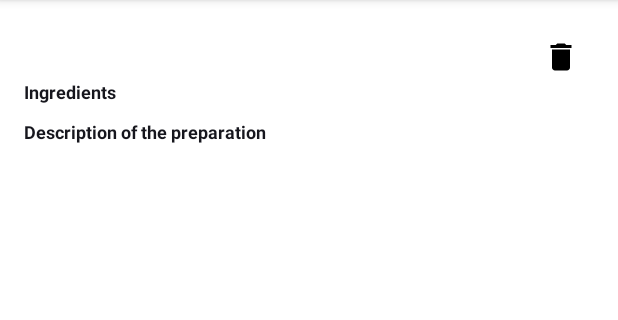
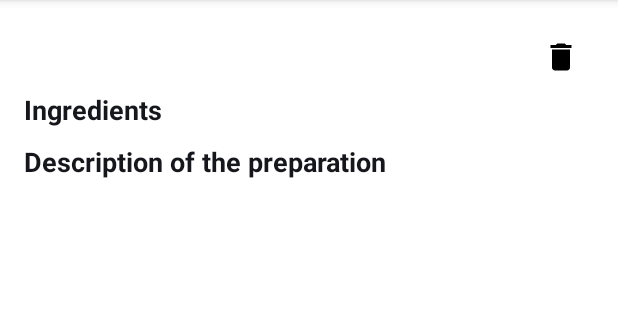
Before and after one commit to bellicaspiritualis/cookbook, an Android app: the fragment DetailsFragment placed in its activity, on a phone screen of 412 x 824 dp, the part 84-404 px from its top. Run offline under Robolectric (Android 15) with nearby library versions, the phone set to English and light mode, and no system bars; our stand-ins replace Room's generated code; 2 statements that could not run were skipped.

Commit message:
nastepne poprawki, bez stylu dla ingredients

```diff
--- a/app/src/main/res/layout/activity_main.xml
+++ b/app/src/main/res/layout/activity_main.xml
@@ -10,4 +10,6 @@
     app:defaultNavHost="true"
     android:padding="@dimen/fragment_margin"
     app:navGraph="@navigation/nav_graph"
+
+
  />
--- a/app/src/main/res/layout/fragment_add.xml
+++ b/app/src/main/res/layout/fragment_add.xml
@@ -41,7 +41,7 @@
             app:layout_constraintEnd_toEndOf="parent"
             app:layout_constraintStart_toStartOf="parent"
             app:layout_constraintTop_toBottomOf="@+id/title_label"
-            android:maxLength="20"
+            android:maxLength="45"
             android:inputType="text"/>
         <TextView
             android:id="@+id/description_label"
@@ -65,7 +65,8 @@
 
         <TextView
             android:id="@+id/ingredient_label"
-            android:text="@string/ingredients"
+            android:hint="@string/ingredients"
+            android:layout_marginLeft="3.5dp"
             android:textStyle="bold"
             android:layout_width="wrap_content"
             android:layout_height="wrap_content"
@@ -78,6 +79,7 @@
             android:layout_width="wrap_content"
             android:layout_height="wrap_content"
             android:text="@string/add_ingredient"
+            android:textStyle="bold"
             app:layout_constraintEnd_toEndOf="parent"
             app:layout_constraintTop_toBottomOf="@+id/title"/>
 
--- a/app/src/main/res/layout/fragment_details.xml
+++ b/app/src/main/res/layout/fragment_details.xml
@@ -14,6 +14,7 @@
             android:layout_width="wrap_content"
             android:layout_height="wrap_content"
             android:textStyle="bold"
+            android:textSize="18sp"
             app:layout_constraintBottom_toTopOf="@+id/ingredients_title"
             app:layout_constraintEnd_toStartOf="@+id/delete"
             app:layout_constraintStart_toStartOf="parent"
@@ -26,7 +27,7 @@
             android:layout_height="wrap_content"
             android:layout_margin="10dp"
             android:background="@drawable/ic_delete"
-            android:contentDescription="delete recipe"
+            android:contentDescription="@string/delete_recipe"
             app:layout_constraintEnd_toEndOf="parent"
             app:layout_constraintTop_toTopOf="parent"/>
 
@@ -35,8 +36,9 @@
             android:layout_width="match_parent"
             android:layout_height="wrap_content"
             android:layout_marginTop="20dp"
-            android:text="Ingredients"
+            android:text="@string/ingredients"
             android:textStyle="bold"
+            android:textSize="18sp"
             app:layout_constraintBottom_toTopOf="@+id/ingredients_container"
             app:layout_constraintEnd_toEndOf="parent"
             app:layout_constraintStart_toStartOf="parent"
@@ -47,6 +49,8 @@
             android:layout_width="match_parent"
             android:layout_height="wrap_content"
             android:orientation="vertical"
+            android:textStyle="bold"
+            android:textSize="15sp"
             app:layout_constraintBottom_toTopOf="@+id/description_label"
             app:layout_constraintEnd_toEndOf="parent"
             app:layout_constraintStart_toStartOf="parent"
@@ -58,7 +62,8 @@
             android:layout_height="wrap_content"
             android:layout_marginTop="10dp"
             android:textStyle="bold"
-            android:text="Description of the preparation"
+            android:textSize="18sp"
+            android:text="@string/description_of_the_preparation"
             app:layout_constraintBottom_toTopOf="@+id/description"
             app:layout_constraintEnd_toEndOf="parent"
             app:layout_constraintStart_toStartOf="parent"
@@ -66,6 +71,8 @@
 
         <TextView
             android:id="@+id/description"
+            android:textStyle="italic"
+            android:textSize="15sp"
             android:layout_width="match_parent"
             android:layout_height="wrap_content"
             app:layout_constraintEnd_toEndOf="parent"
--- a/app/src/main/res/layout/fragment_home.xml
+++ b/app/src/main/res/layout/fragment_home.xml
@@ -20,7 +20,7 @@
 
     <androidx.recyclerview.widget.RecyclerView
         android:paddingTop="45dp"
-        android:textStyle="bold"
+        android:textSize="50sp"
         android:text="@string/fragment_home_label"
         android:id="@+id/recipes_recycler"
         android:layout_width="match_parent"
--- a/app/src/main/res/layout/item_recipe.xml
+++ b/app/src/main/res/layout/item_recipe.xml
@@ -4,4 +4,6 @@
     android:layout_height="wrap_content"
     android:id="@+id/title"
     xmlns:tools="http://schemas.android.com/tools"
+    android:textStyle="bold"
+    android:textSize="18sp"
     tools:text="Przepis 1" />
--- a/app/src/main/res/values/strings.xml
+++ b/app/src/main/res/values/strings.xml
@@ -12,5 +12,7 @@
     <string name="name">name</string>
     <string name="amount">amount</string>
     <string name="unit">unit</string>
+    <string name="delete_recipe">delete recipe</string>
+    <string name="description_of_the_preparation">Description of the preparation</string>
     />
 </resources>
```
